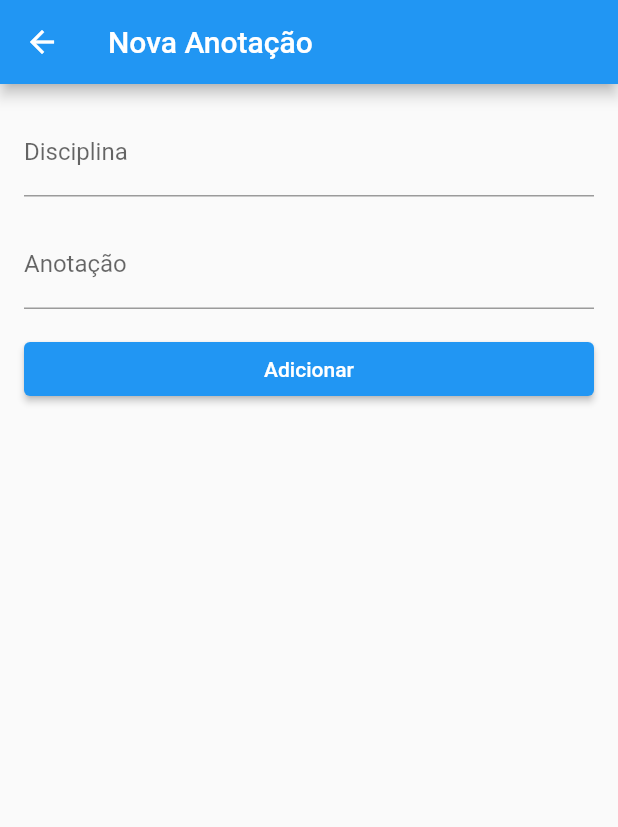
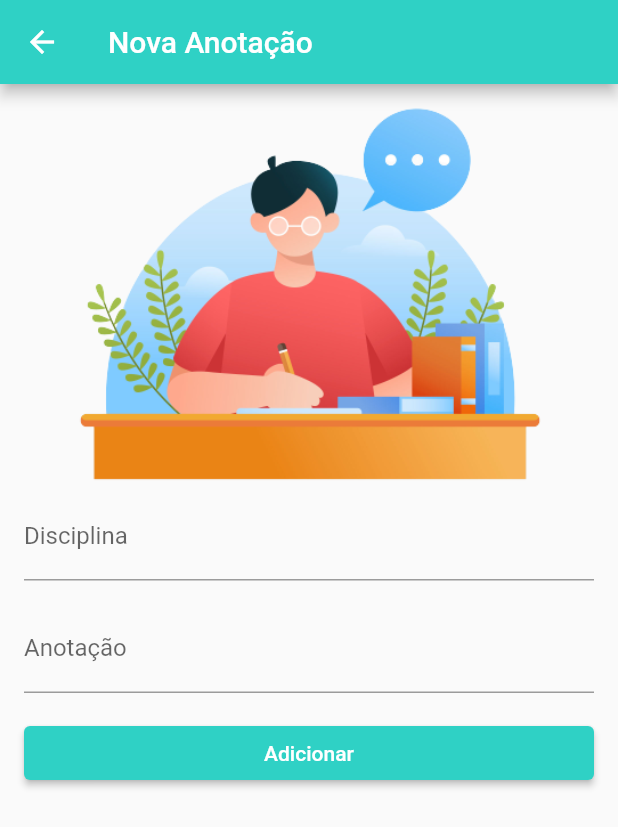
Before and after one commit to jpdants/Student-Aide, a Flutter app: the screen it shows after launch, after a tap on "+ Add Plan", on a phone screen of 412 x 824 dp. Shown: the top 827 px of the screen. Run offline on Flutter 3.47's test engine with Material 2 defaults, Android fonts, the phone set to English and light mode, and no system bars; our stand-ins replace sqflite; accounts and stored records are empty.

```diff
--- a/trabalho_final_prog_moveis/lib/components/botton_add_notacao.dart
+++ /dev/null
@@ -1,32 +0,0 @@
-import 'package:flutter/material.dart';
-import 'package:trabalho_final_prog_moveis/constants/app_colors.dart';
-
-class AddPlanWidget extends StatelessWidget {
-  final VoidCallback onPressed;
-
-  const AddPlanWidget({super.key, required this.onPressed});
-
-  @override
-  Widget build(BuildContext context) {
-    return Container(
-      width: 143,
-      height: 48,
-      decoration: BoxDecoration(
-        borderRadius: BorderRadius.circular(15),
-        color: AppColors.kSecondaryColor,
-        border: Border.all(color: AppColors.kPrimaryColor, width: 2),
-      ),
-      child: TextButton(
-        onPressed: onPressed,
-        child: const Text(
-          '+ Add Plan',
-          style: TextStyle(
-            color: AppColors.kPrimaryColor,
-            fontSize: 18,
-            fontWeight: FontWeight.bold,
-          ),
-        ),
-      ),
-    );
-  }
-}
--- a/trabalho_final_prog_moveis/lib/components/tag_classificacao.dart
+++ b/trabalho_final_prog_moveis/lib/components/widget_anotacao.dart
@@ -2,6 +2,35 @@ import 'package:flutter/material.dart';
 import 'package:intl/intl.dart';
 import 'package:trabalho_final_prog_moveis/constants/app_colors.dart';
 
+class AddPlanWidget extends StatelessWidget {
+  final VoidCallback onPressed;
+
+  const AddPlanWidget({super.key, required this.onPressed});
+
+  @override
+  Widget build(BuildContext context) {
+    return Container(
+      width: 143,
+      height: 48,
+      decoration: BoxDecoration(
+        borderRadius: BorderRadius.circular(15),
+        color: AppColors.kSecondaryColor,
+        border: Border.all(color: AppColors.kPrimaryColor, width: 2),
+      ),
+      child: TextButton(
+        onPressed: onPressed,
+        child: const Text(
+          '+ Add Plan',
+          style: TextStyle(
+            color: AppColors.kPrimaryColor,
+            fontSize: 18,
+            fontWeight: FontWeight.bold,
+          ),
+        ),
+      ),
+    );
+  }
+}
 class AnotacaoWidget extends StatelessWidget {
   final String descricao;
   final DateTime dataCriacao;
--- a/trabalho_final_prog_moveis/lib/view/preencher_card_tela.dart
+++ b/trabalho_final_prog_moveis/lib/view/preencher_card_tela.dart
@@ -1,4 +1,5 @@
 import 'package:flutter/material.dart';
+import 'package:trabalho_final_prog_moveis/constants/app_colors.dart';
 
 class PreencherCardTela extends StatefulWidget {
   final Function(Map<String, dynamic>) adicionarAnotacao;
@@ -6,7 +7,7 @@ class PreencherCardTela extends StatefulWidget {
       editarAnotacao;
   final Map<String, dynamic>? anotacao;
 
-  PreencherCardTela({
+  const PreencherCardTela({super.key,
     required this.adicionarAnotacao,
     required this.editarAnotacao,
     this.anotacao,
@@ -63,15 +64,19 @@ class _PreencherCardTelaState extends State<PreencherCardTela> {
       appBar: AppBar(
         title:
             Text(widget.anotacao != null ? 'Editar Anotação' : 'Nova Anotação'),
+        backgroundColor: AppColors.kPrimaryColor,
       ),
       body: SingleChildScrollView(
         padding: EdgeInsets.all(16),
         child: Column(
           crossAxisAlignment: CrossAxisAlignment.stretch,
           children: [
+            anoto(
+              "lib/assets/img/anotando.png",
+            ),
             TextField(
               controller: _disciplinaController,
-              decoration: InputDecoration(
+              decoration: const InputDecoration(
                 labelText: 'Disciplina',
               ),
             ),
@@ -83,9 +88,13 @@ class _PreencherCardTelaState extends State<PreencherCardTela> {
               ),
               maxLines: null,
             ),
-            SizedBox(height: 16),
+            const SizedBox(height: 16),
             ElevatedButton(
               onPressed: _salvarAnotacao,
+              style: ButtonStyle(
+                backgroundColor: MaterialStateProperty.all<Color>(
+                    AppColors.kPrimaryColor), // Replace with your desired color
+              ),
               child: Text(widget.anotacao != null ? 'Salvar' : 'Adicionar'),
             ),
           ],
@@ -93,4 +102,13 @@ class _PreencherCardTelaState extends State<PreencherCardTela> {
       ),
     );
   }
+
+  Image anoto(String anotando) {
+    return Image.asset(
+      anotando,
+      fit: BoxFit.fitWidth,
+      width: 125,
+      height: 256,
+    );
+  }
 }
--- a/trabalho_final_prog_moveis/lib/view/tela_home.dart
+++ b/trabalho_final_prog_moveis/lib/view/tela_home.dart
@@ -5,7 +5,7 @@ import 'package:path/path.dart' as path;
 import 'package:sqflite/sqflite.dart';
 import 'package:path_provider/path_provider.dart';
 
-import '../components/botton_add_notacao.dart';
+import '../components/widget_anotacao.dart';
 import 'preencher_card_tela.dart';
 
 class HomePage extends StatefulWidget {
@@ -74,8 +74,8 @@ class _HomePageState extends State<HomePage> {
       context: context,
       builder: (BuildContext context) {
         return AlertDialog(
-          title: Text('Confirmação'),
-          content: SingleChildScrollView(
+          title: const Text('Confirmação'),
+          content: const SingleChildScrollView(
             child: ListBody(
               children: <Widget>[
                 Text('Deseja excluir esta anotação permanentemente?'),
--- a/trabalho_final_prog_moveis/pubspec.yaml
+++ b/trabalho_final_prog_moveis/pubspec.yaml
@@ -64,9 +64,9 @@ flutter:
   uses-material-design: true
 
   # To add assets to your application, add an assets section, like this:
-  # assets:
+  assets:
   #   - images/a_dot_burr.jpeg
-  #   - images/a_dot_ham.jpeg
+    - lib/assets/img/anotando.png
 
   # An image asset can refer to one or more resolution-specific "variants", see
   # https://flutter.dev/assets-and-images/#resolution-aware
```
Also changed, not shown: trabalho_final_prog_moveis/lib/assets/img/anotando.png (added).
